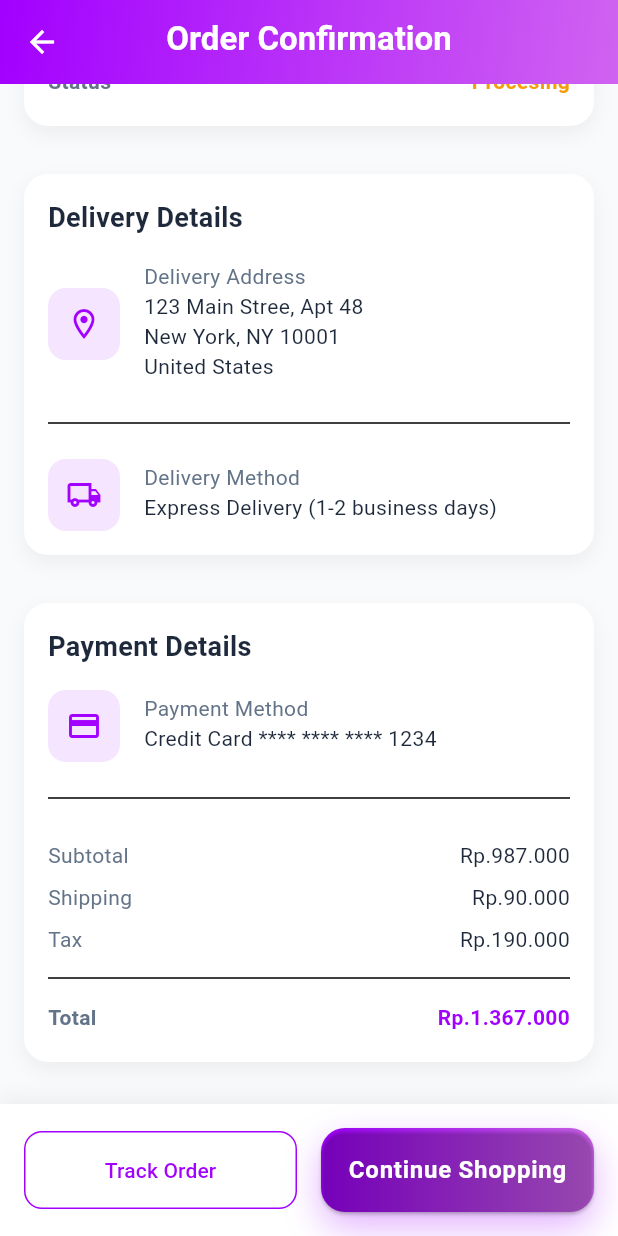
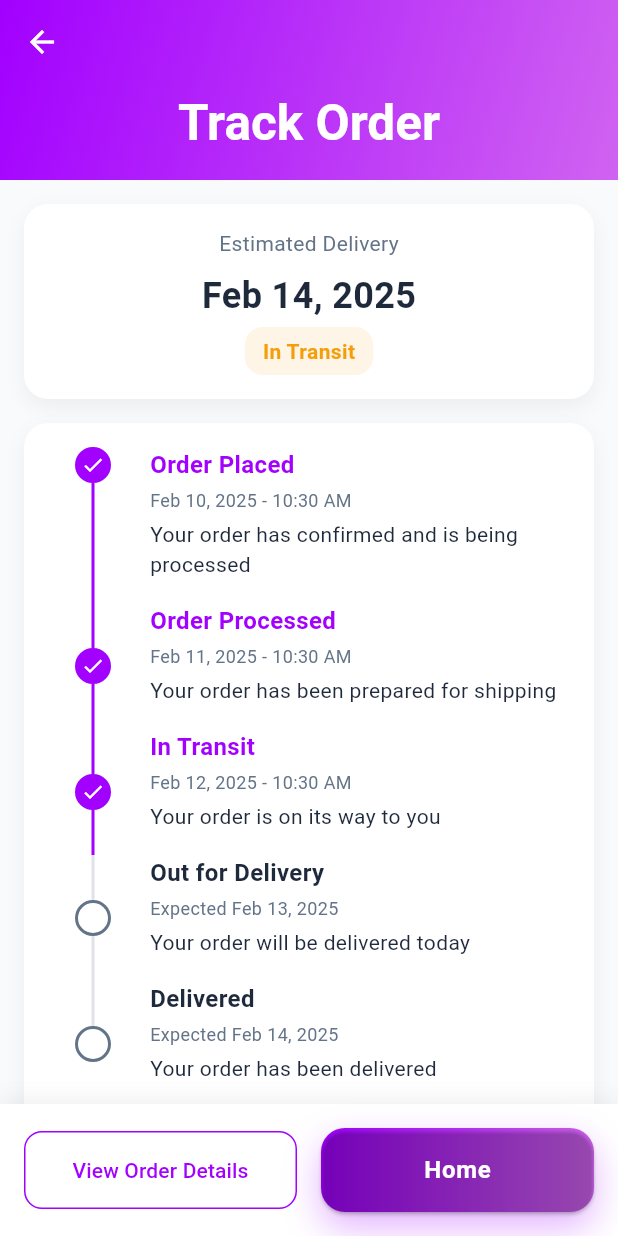
Before and after one commit to FarhanDev2025/uas-semester-4, a Flutter app: the OrderConfirmationScreen screen opened directly, scrolled down 565 dp, after a tap on "Track Order", on a phone screen of 412 x 824 dp. Run offline on Flutter 3.47's test engine with Material 3 defaults, Android fonts, the phone set to English and light mode, and no system bars; Roboto replaces fonts that are missing (Poppins).

Commit message:
Tambah order_tracking_screen di part_3

```diff
--- a/lib/screens/order_confirmation_screen.dart
+++ b/lib/screens/order_confirmation_screen.dart
@@ -1,4 +1,5 @@
 import 'package:app_jualan/screens/main_screen.dart';
+import 'package:app_jualan/screens/order_tracking_screen.dart';
 import 'package:app_jualan/theme/theme.dart';
 import 'package:app_jualan/widgets/gradient_button.dart';
 import 'package:flutter/material.dart';
@@ -419,7 +420,12 @@ class _OrderConfirmationScreenState extends State<OrderConfirmationScreen> {
             children: [
               Expanded(
                 child: OutlinedButton(
-                  onPressed: () {},
+                  onPressed: () {
+                    Navigator.push(
+                      context,
+                      MaterialPageRoute(builder: (context) => OrderTrackingScreen()),
+                    );
+                  },
                   style: OutlinedButton.styleFrom(
                     padding: EdgeInsets.symmetric(vertical: 16),
                     side: BorderSide(color: AppTheme.primaryColor),
--- /dev/null
+++ b/lib/screens/order_tracking_screen.dart
@@ -0,0 +1,435 @@
+import 'package:app_jualan/screens/main_screen.dart';
+import 'package:app_jualan/theme/theme.dart';
+import 'package:app_jualan/widgets/gradient_button.dart';
+import 'package:flutter/material.dart';
+
+class OrderTrackingScreen extends StatelessWidget {
+  const OrderTrackingScreen({super.key});
+
+  Widget _builTimelineItem({
+    required String status,
+    required String date,
+    required String description,
+    required bool isCompleted,
+    bool isFirst = false,
+    bool isLast = false,
+  }) {
+    return IntrinsicHeight(
+      child: Row(
+        children: [
+          SizedBox(
+            width: 60,
+            child: Column(
+              children: [
+                if (!isFirst)
+                  Container(
+                    width: 2,
+                    height: 30,
+                    color:
+                        isCompleted
+                            ? AppTheme.primaryColor
+                            : AppTheme.textSecondary.withOpacity(0.2),
+                  ),
+
+                Container(
+                  width: 24,
+                  height: 24,
+                  decoration: BoxDecoration(
+                    shape: BoxShape.circle,
+                    color: isCompleted ? AppTheme.primaryColor : Colors.white,
+                    border: Border.all(
+                      width: 2,
+                      color:
+                          isCompleted
+                              ? AppTheme.primaryColor
+                              : AppTheme.textSecondary,
+                    ),
+                  ),
+                  child:
+                      isCompleted
+                          ? Icon(Icons.check, size: 16, color: Colors.white)
+                          : null,
+                ),
+                if (isFirst)
+                  Container(
+                    width: 2,
+                    height: 50,
+                    color:
+                        isCompleted
+                            ? AppTheme.primaryColor
+                            : AppTheme.textSecondary.withOpacity(0.2),
+                  ),
+                if (!isLast)
+                  Container(
+                    width: 2,
+                    height: 30,
+                    color:
+                        isCompleted
+                            ? AppTheme.primaryColor
+                            : AppTheme.textSecondary.withOpacity(0.2),
+                  ),
+              ],
+            ),
+          ),
+          Expanded(
+            child: Container(
+              margin: EdgeInsets.only(left: 8, bottom: 16),
+              child: Column(
+                crossAxisAlignment: CrossAxisAlignment.start,
+                children: [
+                  Text(
+                    status,
+                    style: TextStyle(
+                      fontSize: 16,
+                      fontWeight: FontWeight.bold,
+                      color:
+                          isCompleted
+                              ? AppTheme.primaryColor
+                              : AppTheme.textPrimary,
+                    ),
+                  ),
+                  SizedBox(height: 4),
+                  Text(
+                    date,
+                    style: TextStyle(
+                      fontSize: 12,
+                      color: AppTheme.textSecondary,
+                    ),
+                  ),
+                  SizedBox(height: 4),
+                  Text(
+                    description,
+                    style: TextStyle(fontSize: 14, color: AppTheme.textPrimary),
+                  ),
+                ],
+              ),
+            ),
+          ),
+        ],
+      ),
+    );
+  }
+
+  @override
+  Widget build(BuildContext context) {
+    return Scaffold(
+      backgroundColor: AppTheme.backgroundColor,
+      body: CustomScrollView(
+        slivers: [
+          SliverAppBar(
+            foregroundColor: Colors.white,
+            pinned: true,
+            expandedHeight: 120,
+            backgroundColor: Colors.transparent,
+            flexibleSpace: Container(
+              decoration: BoxDecoration(
+                gradient: LinearGradient(
+                  colors: AppTheme.primaryGradient,
+                  begin: Alignment.topLeft,
+                  end: Alignment.bottomRight,
+                ),
+              ),
+              child: FlexibleSpaceBar(
+                title: Text(
+                  "Track Order",
+                  style: TextStyle(
+                    color: Colors.white,
+                    fontWeight: FontWeight.bold,
+                  ),
+                ),
+                centerTitle: true,
+              ),
+            ),
+          ),
+          SliverToBoxAdapter(
+            child: Column(
+              children: [
+                Container(
+                  width: double.infinity,
+                  margin: EdgeInsets.all(16),
+                  padding: EdgeInsets.all(16),
+                  decoration: BoxDecoration(
+                    color: Colors.white,
+                    borderRadius: BorderRadius.circular(16),
+                    boxShadow: [
+                      BoxShadow(
+                        color: Colors.black.withOpacity(0.05),
+                        blurRadius: 10,
+                        offset: Offset(0, 5),
+                      ),
+                    ],
+                  ),
+                  child: Column(
+                    children: [
+                      Text(
+                        "Estimated Delivery",
+                        style: TextStyle(
+                          fontSize: 14,
+                          color: AppTheme.textSecondary,
+                        ),
+                      ),
+                      SizedBox(height: 8),
+                      Text(
+                        "Feb 14, 2025",
+                        style: TextStyle(
+                          fontSize: 24,
+                          fontWeight: FontWeight.bold,
+                          color: AppTheme.textPrimary,
+                        ),
+                      ),
+                      SizedBox(height: 4),
+                      Container(
+                        padding: EdgeInsets.symmetric(
+                          horizontal: 12,
+                          vertical: 6,
+                        ),
+                        decoration: BoxDecoration(
+                          color: AppTheme.warning.withOpacity(0.1),
+                          borderRadius: BorderRadius.circular(12),
+                        ),
+                        child: Text(
+                          "In Transit",
+                          style: TextStyle(
+                            color: AppTheme.warning,
+                            fontWeight: FontWeight.bold,
+                          ),
+                        ),
+                      ),
+                    ],
+                  ),
+                ),
+                Container(
+                  margin: EdgeInsets.symmetric(horizontal: 16),
+                  padding: EdgeInsets.all(16),
+                  decoration: BoxDecoration(
+                    color: Colors.white,
+                    borderRadius: BorderRadius.circular(16),
+                    boxShadow: [
+                      BoxShadow(
+                        color: Colors.black.withOpacity(0.05),
+                        blurRadius: 10,
+                        offset: Offset(0, 5),
+                      ),
+                    ],
+                  ),
+                  child: Column(
+                    children: [
+                      _builTimelineItem(
+                        status: "Order Placed",
+                        date: 'Feb 10, 2025 - 10:30 AM',
+                        description:
+                            "Your order has confirmed and is being processed",
+                        isCompleted: true,
+                        isFirst: true,
+                      ),
+                      _builTimelineItem(
+                        status: "Order Processed",
+                        date: 'Feb 11, 2025 - 10:30 AM',
+                        description:
+                            "Your order has been prepared for shipping",
+                        isCompleted: true,
+                      ),
+                      _builTimelineItem(
+                        status: "In Transit",
+                        date: 'Feb 12, 2025 - 10:30 AM',
+                        description: "Your order is on its way to you",
+                        isCompleted: true,
+                      ),
+                      _builTimelineItem(
+                        status: "Out for Delivery",
+                        date: 'Expected Feb 13, 2025',
+                        description: "Your order will be delivered today",
+                        isCompleted: false,
+                      ),
+                      _builTimelineItem(
+                        status: "Delivered",
+                        date: 'Expected Feb 14, 2025',
+                        description: "Your order has been delivered",
+                        isCompleted: false,
+                        isLast: true,
+                      ),
+                    ],
+                  ),
+                ),
+                SizedBox(height: 16),
+                Container(
+                  margin: EdgeInsets.symmetric(horizontal: 16),
+                  padding: EdgeInsets.all(16),
+                  decoration: BoxDecoration(
+                    color: Colors.white,
+                    borderRadius: BorderRadius.circular(16),
+                    boxShadow: [
+                      BoxShadow(
+                        color: Colors.black.withOpacity(0.05),
+                        blurRadius: 10,
+                        offset: Offset(0, 5),
+                      ),
+                    ],
+                  ),
+                  child: Column(
+                    crossAxisAlignment: CrossAxisAlignment.start,
+                    children: [
+                      Text(
+                        "Delivery Details",
+                        style: TextStyle(
+                          fontWeight: FontWeight.bold,
+                          fontSize: 18,
+                          color: AppTheme.textPrimary,
+                        ),
+                      ),
+                      SizedBox(height: 16),
+                      Row(
+                        children: [
+                          Container(
+                            padding: EdgeInsets.all(12),
+                            decoration: BoxDecoration(
+                              color: AppTheme.primaryColor.withOpacity(0.1),
+                              borderRadius: BorderRadius.circular(12),
+                            ),
+                            child: Icon(
+                              Icons.local_shipping_outlined,
+                              color: AppTheme.primaryColor,
+                            ),
+                          ),
+                          SizedBox(width: 16),
+                          Expanded(
+                            child: Column(
+                              crossAxisAlignment: CrossAxisAlignment.start,
+                              children: [
+                                Text(
+                                  "Tracking Number",
+                                  style: TextStyle(
+                                    fontSize: 14,
+                                    color: AppTheme.textSecondary,
+                                  ),
+                                ),
+                                SizedBox(height: 4),
+                                Text(
+                                  "TRK123456789",
+                                  style: TextStyle(
+                                    fontSize: 15,
+                                    fontWeight: FontWeight.bold,
+                                    color: AppTheme.textPrimary,
+                                  ),
+                                ),
+                              ],
+                            ),
+                          ),
+                          IconButton(
+                            onPressed: () {},
+                            icon: Icon(
+                              Icons.copy,
+                              color: AppTheme.primaryColor,
+                            ),
+                          ),
+                        ],
+                      ),
+                      SizedBox(height: 16),
+                      Divider(),
+                      SizedBox(height: 16),
+                      Row(
+                        children: [
+                          Container(
+                            padding: EdgeInsets.all(12),
+                            decoration: BoxDecoration(
+                              color: AppTheme.primaryColor.withOpacity(0.1),
+                              borderRadius: BorderRadius.circular(12),
+                            ),
+                            child: Icon(
+                              Icons.location_on_outlined,
+                              color: AppTheme.primaryColor,
+                            ),
+                          ),
+                          SizedBox(width: 16),
+                          Expanded(
+                            child: Column(
+                              crossAxisAlignment: CrossAxisAlignment.start,
+                              children: [
+                                Text(
+                                  "Delivery Address",
+                                  style: TextStyle(
+                                    fontSize: 14,
+                                    color: AppTheme.textSecondary,
+                                  ),
+                                ),
+                                SizedBox(height: 4),
+                                Text(
+                                  "123 Main Street, Apt 4B\nNew York, NY 10001\nUnited States",
+                                  style: TextStyle(
+                                    fontWeight: FontWeight.w500,
+                                    color: AppTheme.textPrimary,
+                                  ),
+                                ),
+                              ],
+                            ),
+                          ),
+                          IconButton(
+                            onPressed: () {},
+                            icon: Icon(
+                              Icons.copy,
+                              color: AppTheme.primaryColor,
+                            ),
+                          ),
+                        ],
+                      ),
+                    ],
+                  ),
+                ),
+                SizedBox(height: 100),
+              ],
+            ),
+          ),
+        ],
+      ),
+      bottomSheet: Container(
+        padding: EdgeInsets.all(16),
+        decoration: BoxDecoration(
+          color: Colors.white,
+          boxShadow: [
+            BoxShadow(
+              color: Colors.black.withOpacity(0.05),
+              blurRadius: 10,
+              offset: Offset(0, -5),
+            ),
+          ],
+        ),
+        child: SafeArea(
+          child: Row(
+            children: [
+              Expanded(
+                child: OutlinedButton(
+                  onPressed: () {
+                    Navigator.push(
+                      context,
+                      MaterialPageRoute(builder: (context) => OrderTrackingScreen()),
+                    );
+                  },
+                  style: OutlinedButton.styleFrom(
+                    padding: EdgeInsets.symmetric(vertical: 16),
+                    side: BorderSide(color: AppTheme.primaryColor),
+                    shape: RoundedRectangleBorder(
+                      borderRadius: BorderRadius.circular(12),
+                    ),
+                  ),
+                  child: Text("View Order Details"),
+                ),
+              ),
+              SizedBox(width: 16),
+              Expanded(
+                child: GradientButton(
+                  text: "Home",
+                  onPressed: () {
+                    Navigator.push(
+                      context,
+                      MaterialPageRoute(builder: (context) => MainScreen()),
+                    );
+                  },
+                ),
+              ),
+            ],
+          ),
+        ),
+      ),
+    );
+  }
+}
```
